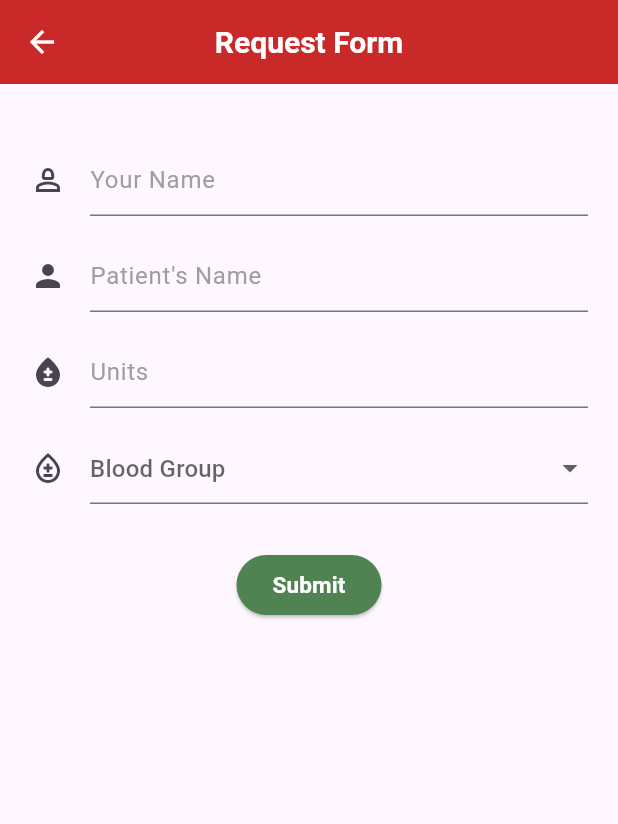
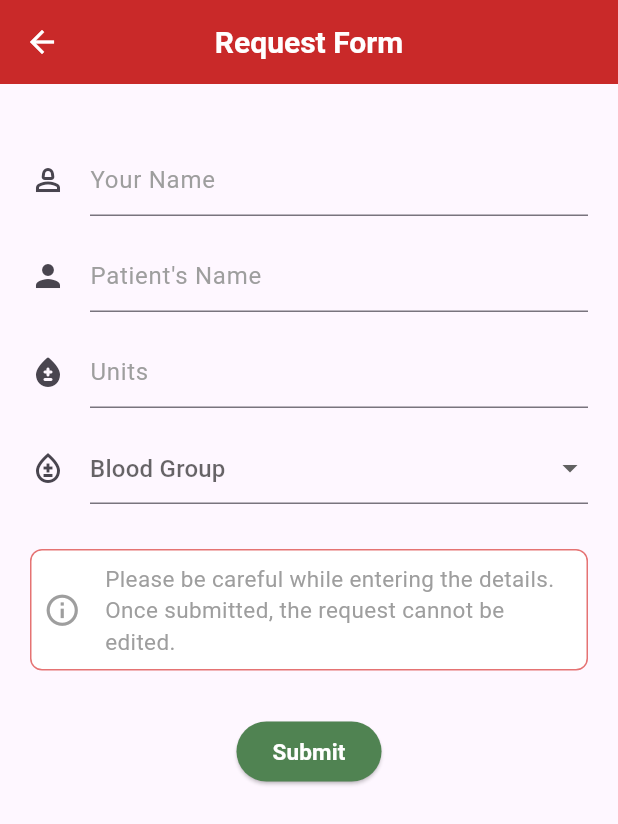
Before and after one commit to SreedevT/bloodbuddy, a Flutter app: the RequestForm screen opened by its route, on a phone screen of 412 x 824 dp. Shown: the top 824 px of the screen. Run offline on Flutter 3.47's test engine with Material 2 defaults, Android fonts, the phone set to English and light mode, and no system bars; our stand-ins replace animated_text_kit, cloud_firestore, confetti, date_field, firebase_auth, firebase_core and 7 more; missing offline and left inert: firebase_app_check; accounts and stored records are empty.

Commit message:
Set up stream  and associated functionalities to listen reqs collection inside the firestore,

```diff
--- a/lib/models/request.dart
+++ b/lib/models/request.dart
@@ -8,13 +8,13 @@ class Request  {
   //? ID of the user making the request
   // each user can have multiple requests
   // we can identify the user by this ID
-  final String id;
+  final String? id;
 
   // final String hospitalName;
-  final String bloodGroup;
-  final int units;
+  final String? bloodGroup;
+  final int? units;
   //? name of the patient for whom the request is made
-  final String patientName;
+  final String? patientName;
   // final String area;
   // var requisitionForm; //? image/pdf of the requisition form
   // final DateTime expiryDate;
@@ -23,15 +23,15 @@ class Request  {
   // maybe shown in a different screen / different color / highlighted
   // final bool isEmergency;
   Status status;
-  final String name;
+  final String? name;
 
   Request({
-    required this.id,
+    this.id,
     // required this.hospitalName,
-    required this.bloodGroup,
-    required this.units,
-    required this.name,
-    required this.patientName,
+     this.bloodGroup,
+    this.units,
+    this.name,
+    this.patientName,
     // required this.area,
     // required this.expiryDate,
     // this.isEmergency = false,
@@ -104,6 +104,22 @@ class Request  {
 //   }
 // }
 
+// instead of receiving snapshot,
+//receive list of request objects
+// request list from snapshots
+
+List<Request> requestListFromSnapshot(QuerySnapshot snapshot){
+  return snapshot.docs.map((doc){
+    return Request.fromMap(doc.data() as Map<String, dynamic>);
+  }).toList();
+}
+
+// stream for this collection
+
+Stream<List<Request>> get requestupdates{
+  return reqs.snapshots().map(requestListFromSnapshot);
+}
+
 Future updateRequest() async {
   await reqs.doc().set(toMap());
 }
--- a/lib/screens/requestform.dart
+++ b/lib/screens/requestform.dart
@@ -1,4 +1,5 @@
 import 'package:blood/models/request.dart';
+import 'package:blood/widgets/info_text.dart';
 import 'package:firebase_auth/firebase_auth.dart';
 import 'package:flutter/material.dart';
 
@@ -115,6 +116,12 @@ class _RequestFormState extends State<RequestForm> {
                         },
                   ),
                   const SizedBox(height: 30,),
+                  InfoBox(icon: Icons.info_outline,
+                   text: "Please be careful while entering the details. Once submitted, the request cannot be edited.",
+                   borderColor: Colors.red[300],
+                   textColor: Colors.grey,
+                   ),
+                   const SizedBox(height: 30,),
                   Center(
                     child: ElevatedButton(onPressed: (){
                       if(_formKey.currentState!.validate()){
--- a/pubspec.yaml
+++ b/pubspec.yaml
@@ -40,7 +40,7 @@ dependencies:
   geolocator: ^9.0.2
   smooth_page_indicator: ^1.1.0
   flutter_spinkit: ^5.2.0
-  uuid: ^3.0.7
+
 
 
   # The following adds the Cupertino Icons font to your application.
```
Also changed, not shown: lib/screens/homescreen.dart (+16 -1 lines), lib/screens/reqlist.dart (added, +41 -0 lines), lib/screens/requestscreen.dart (+87 -76 lines), pubspec.lock.
